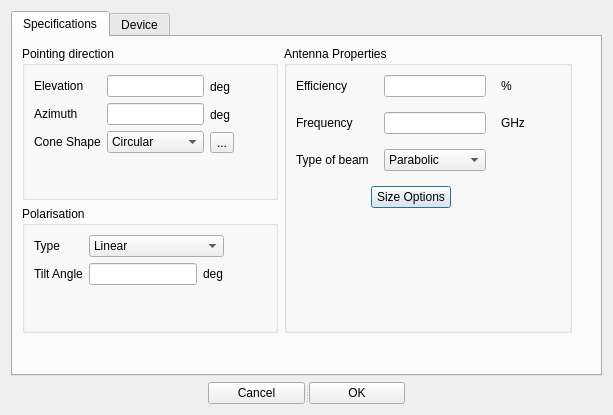
This is sta-src/Coverage/CoverageModule.ui in Dwarf-Planet-Project/SpaceDesignTool as Qt 5 draws it before an edit. The edited form follows.
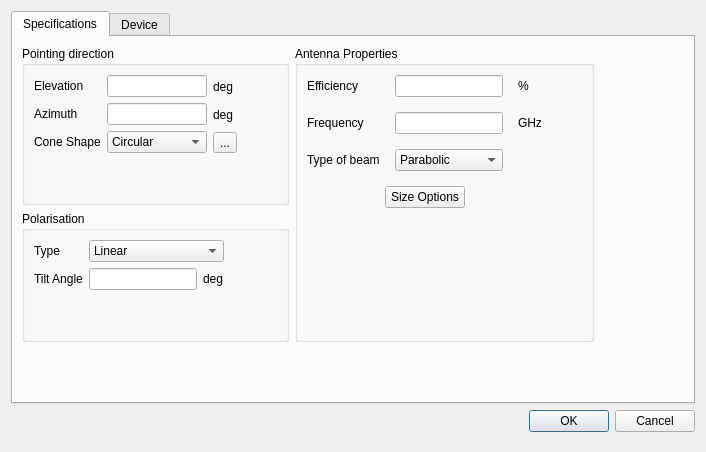
This is the edited form.

Commit message: Patching GUI files for the coverage module

Patch:
```diff
--- a/sta-src/Coverage/CoverageModule.ui
+++ b/sta-src/Coverage/CoverageModule.ui
@@ -6,10 +6,22 @@
    <rect>
     <x>0</x>
     <y>0</y>
-    <width>613</width>
-    <height>415</height>
+    <width>706</width>
+    <height>452</height>
    </rect>
   </property>
+  <property name="minimumSize">
+   <size>
+    <width>706</width>
+    <height>0</height>
+   </size>
+  </property>
+  <property name="maximumSize">
+   <size>
+    <width>706</width>
+    <height>452</height>
+   </size>
+  </property>
   <property name="windowTitle">
    <string>Antenna Participant Properties</string>
   </property>
@@ -1012,40 +1024,13 @@
          <property name="orientation">
           <enum>Qt::Horizontal</enum>
          </property>
-         <widget class="QPushButton" name="CancelButton">
-          <property name="text">
-           <string>Cancel</string>
-          </property>
-         </widget>
-         <widget class="QPushButton" name="OkButton">
-          <property name="text">
-           <string>OK</string>
-          </property>
-          <property name="autoDefault">
-           <bool>false</bool>
-          </property>
-          <property name="default">
-           <bool>false</bool>
-          </property>
-          <property name="flat">
-           <bool>false</bool>
+         <widget class="QDialogButtonBox" name="buttonBox">
+          <property name="standardButtons">
+           <set>QDialogButtonBox::Cancel|QDialogButtonBox::Ok</set>
           </property>
          </widget>
         </widget>
        </item>
-       <item>
-        <spacer name="horizontalSpacer_28">
-         <property name="orientation">
-          <enum>Qt::Horizontal</enum>
-         </property>
-         <property name="sizeHint" stdset="0">
-          <size>
-           <width>40</width>
-           <height>20</height>
-          </size>
-         </property>
-        </spacer>
-       </item>
       </layout>
      </item>
      <item>
```
Left out of the diff: 24 changed lines with no effect on the pictures. The commit also changes 3 other files.
